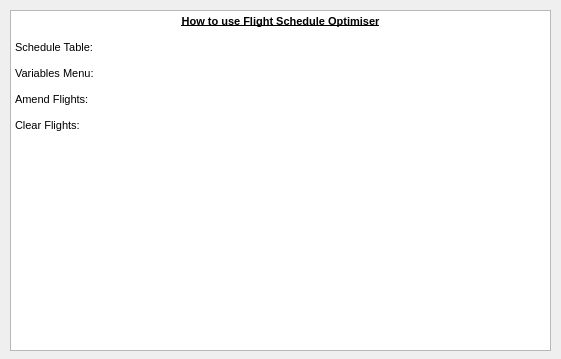
Above: instructions_menu.ui from 15hlums/finalProject before the change. Below: the same form after it.
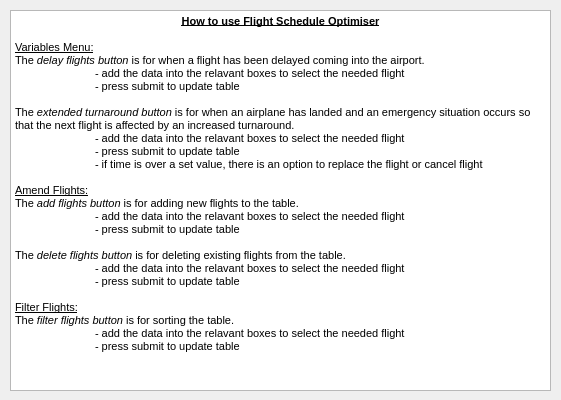
That is the form after the change.

The edit to the form file:
```diff
--- a/instructions_menu.ui
+++ b/instructions_menu.ui
@@ -7,7 +7,7 @@
     <x>0</x>
     <y>0</y>
     <width>561</width>
-    <height>359</height>
+    <height>400</height>
    </rect>
   </property>
   <property name="windowTitle">
@@ -19,7 +19,7 @@
      <x>10</x>
      <y>10</y>
      <width>541</width>
-     <height>341</height>
+     <height>381</height>
     </rect>
    </property>
    <property name="html">
@@ -29,13 +29,29 @@
 &lt;/style&gt;&lt;/head&gt;&lt;body style=&quot; font-family:'MS Shell Dlg 2'; font-size:8pt; font-weight:400; font-style:normal;&quot;&gt;
 &lt;p align=&quot;center&quot; style=&quot; margin-top:0px; margin-bottom:0px; margin-left:0px; margin-right:0px; -qt-block-indent:0; text-indent:0px;&quot;&gt;&lt;span style=&quot; font-weight:600; text-decoration: underline;&quot;&gt;How to use Flight Schedule Optimiser&lt;/span&gt;&lt;/p&gt;
 &lt;p style=&quot;-qt-paragraph-type:empty; margin-top:0px; margin-bottom:0px; margin-left:0px; margin-right:0px; -qt-block-indent:0; text-indent:0px;&quot;&gt;&lt;br /&gt;&lt;/p&gt;
-&lt;p style=&quot; margin-top:0px; margin-bottom:0px; margin-left:0px; margin-right:0px; -qt-block-indent:0; text-indent:0px;&quot;&gt;Schedule Table:&lt;/p&gt;
+&lt;p style=&quot; margin-top:0px; margin-bottom:0px; margin-left:0px; margin-right:0px; -qt-block-indent:0; text-indent:0px;&quot;&gt;&lt;span style=&quot; text-decoration: underline;&quot;&gt;Variables Menu:&lt;/span&gt;&lt;/p&gt;
+&lt;p style=&quot; margin-top:0px; margin-bottom:0px; margin-left:0px; margin-right:0px; -qt-block-indent:0; text-indent:0px;&quot;&gt;The &lt;span style=&quot; font-style:italic;&quot;&gt;delay flights button&lt;/span&gt; is for when a flight has been delayed coming into the airport.&lt;/p&gt;
+&lt;p style=&quot; margin-top:0px; margin-bottom:0px; margin-left:0px; margin-right:0px; -qt-block-indent:0; text-indent:0px;&quot;&gt;	- add the data into the relavant boxes to select the needed flight&lt;/p&gt;
+&lt;p style=&quot; margin-top:0px; margin-bottom:0px; margin-left:0px; margin-right:0px; -qt-block-indent:0; text-indent:0px;&quot;&gt;	- press submit to update table&lt;/p&gt;
 &lt;p style=&quot;-qt-paragraph-type:empty; margin-top:0px; margin-bottom:0px; margin-left:0px; margin-right:0px; -qt-block-indent:0; text-indent:0px;&quot;&gt;&lt;br /&gt;&lt;/p&gt;
-&lt;p style=&quot; margin-top:0px; margin-bottom:0px; margin-left:0px; margin-right:0px; -qt-block-indent:0; text-indent:0px;&quot;&gt;Variables Menu:&lt;/p&gt;
+&lt;p style=&quot; margin-top:0px; margin-bottom:0px; margin-left:0px; margin-right:0px; -qt-block-indent:0; text-indent:0px;&quot;&gt;The &lt;span style=&quot; font-style:italic;&quot;&gt;extended turnaround button&lt;/span&gt; is for when an airplane has landed and an emergency situation occurs so that the next flight is affected by an increased turnaround.&lt;/p&gt;
+&lt;p style=&quot; margin-top:0px; margin-bottom:0px; margin-left:0px; margin-right:0px; -qt-block-indent:0; text-indent:0px;&quot;&gt;	- add the data into the relavant boxes to select the needed flight&lt;/p&gt;
+&lt;p style=&quot; margin-top:0px; margin-bottom:0px; margin-left:0px; margin-right:0px; -qt-block-indent:0; text-indent:0px;&quot;&gt;	- press submit to update table&lt;/p&gt;
+&lt;p style=&quot; margin-top:0px; margin-bottom:0px; margin-left:0px; margin-right:0px; -qt-block-indent:0; text-indent:0px;&quot;&gt;	- if time is over a set value, there is an option to replace the flight or cancel flight&lt;/p&gt;
 &lt;p style=&quot;-qt-paragraph-type:empty; margin-top:0px; margin-bottom:0px; margin-left:0px; margin-right:0px; -qt-block-indent:0; text-indent:0px;&quot;&gt;&lt;br /&gt;&lt;/p&gt;
-&lt;p style=&quot; margin-top:0px; margin-bottom:0px; margin-left:0px; margin-right:0px; -qt-block-indent:0; text-indent:0px;&quot;&gt;Amend Flights:&lt;/p&gt;
+&lt;p style=&quot; margin-top:0px; margin-bottom:0px; margin-left:0px; margin-right:0px; -qt-block-indent:0; text-indent:0px;&quot;&gt;&lt;span style=&quot; text-decoration: underline;&quot;&gt;Amend Flights:&lt;/span&gt;&lt;/p&gt;
+&lt;p style=&quot; margin-top:0px; margin-bottom:0px; margin-left:0px; margin-right:0px; -qt-block-indent:0; text-indent:0px;&quot;&gt;The &lt;span style=&quot; font-style:italic;&quot;&gt;add flights button&lt;/span&gt; is for adding new flights to the table.&lt;/p&gt;
+&lt;p style=&quot; margin-top:0px; margin-bottom:0px; margin-left:0px; margin-right:0px; -qt-block-indent:0; text-indent:0px;&quot;&gt;	- add the data into the relavant boxes to select the needed flight&lt;/p&gt;
+&lt;p style=&quot; margin-top:0px; margin-bottom:0px; margin-left:0px; margin-right:0px; -qt-block-indent:0; text-indent:0px;&quot;&gt;	- press submit to update table&lt;/p&gt;
 &lt;p style=&quot;-qt-paragraph-type:empty; margin-top:0px; margin-bottom:0px; margin-left:0px; margin-right:0px; -qt-block-indent:0; text-indent:0px;&quot;&gt;&lt;br /&gt;&lt;/p&gt;
-&lt;p style=&quot; margin-top:0px; margin-bottom:0px; margin-left:0px; margin-right:0px; -qt-block-indent:0; text-indent:0px;&quot;&gt;Clear Flights:&lt;/p&gt;&lt;/body&gt;&lt;/html&gt;</string>
+&lt;p style=&quot; margin-top:0px; margin-bottom:0px; margin-left:0px; margin-right:0px; -qt-block-indent:0; text-indent:0px;&quot;&gt;The &lt;span style=&quot; font-style:italic;&quot;&gt;delete flights button&lt;/span&gt; is for deleting existing flights from the table.&lt;/p&gt;
+&lt;p style=&quot; margin-top:0px; margin-bottom:0px; margin-left:0px; margin-right:0px; -qt-block-indent:0; text-indent:0px;&quot;&gt;	- add the data into the relavant boxes to select the needed flight&lt;/p&gt;
+&lt;p style=&quot; margin-top:0px; margin-bottom:0px; margin-left:0px; margin-right:0px; -qt-block-indent:0; text-indent:0px;&quot;&gt;	- press submit to update table&lt;/p&gt;
+&lt;p style=&quot;-qt-paragraph-type:empty; margin-top:0px; margin-bottom:0px; margin-left:0px; margin-right:0px; -qt-block-indent:0; text-indent:0px;&quot;&gt;&lt;br /&gt;&lt;/p&gt;
+&lt;p style=&quot; margin-top:0px; margin-bottom:0px; margin-left:0px; margin-right:0px; -qt-block-indent:0; text-indent:0px;&quot;&gt;&lt;span style=&quot; text-decoration: underline;&quot;&gt;Filter Flights:&lt;/span&gt;&lt;/p&gt;
+&lt;p style=&quot; margin-top:0px; margin-bottom:0px; margin-left:0px; margin-right:0px; -qt-block-indent:0; text-indent:0px;&quot;&gt;The &lt;span style=&quot; font-style:italic;&quot;&gt;filter flights button&lt;/span&gt; is for sorting the table.&lt;/p&gt;
+&lt;p style=&quot; margin-top:0px; margin-bottom:0px; margin-left:0px; margin-right:0px; -qt-block-indent:0; text-indent:0px;&quot;&gt;	- add the data into the relavant boxes to select the needed flight&lt;/p&gt;
+&lt;p style=&quot; margin-top:0px; margin-bottom:0px; margin-left:0px; margin-right:0px; -qt-block-indent:0; text-indent:0px;&quot;&gt;	- press submit to update table&lt;/p&gt;&lt;/body&gt;&lt;/html&gt;</string>
    </property>
   </widget>
  </widget>
```
